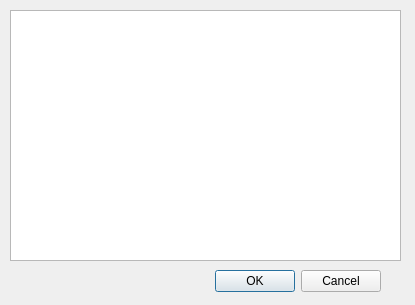
Old version of the form Suntec/QgisPyPlugin/NearestFeature/show_image_dialog_base.ui in the repository 15831944/tphProjects.
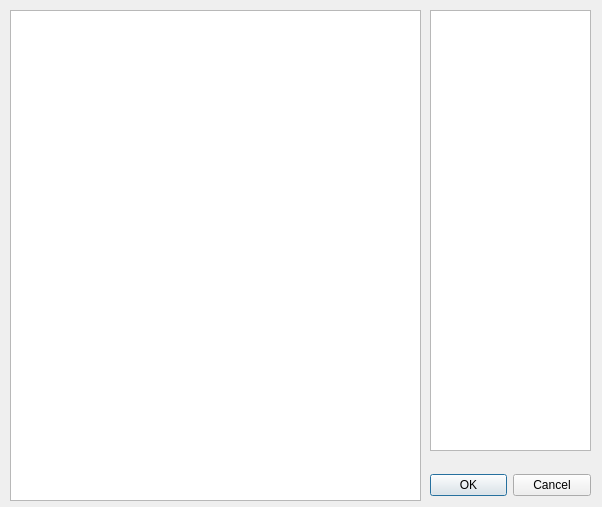
New version of the form.

What changed in the file:
```diff
--- a/Suntec/QgisPyPlugin/NearestFeature/show_image_dialog_base.ui
+++ b/Suntec/QgisPyPlugin/NearestFeature/show_image_dialog_base.ui
@@ -6,8 +6,8 @@
    <rect>
     <x>0</x>
     <y>0</y>
-    <width>415</width>
-    <height>305</height>
+    <width>602</width>
+    <height>507</height>
    </rect>
   </property>
   <property name="windowTitle">
@@ -16,10 +16,10 @@
   <widget class="QSplitter" name="splitter">
    <property name="geometry">
     <rect>
-     <x>50</x>
-     <y>270</y>
-     <width>331</width>
-     <height>23</height>
+     <x>430</x>
+     <y>470</y>
+     <width>161</width>
+     <height>31</height>
     </rect>
    </property>
    <property name="orientation">
@@ -39,11 +39,24 @@
     <rect>
      <x>10</x>
      <y>10</y>
-     <width>391</width>
-     <height>251</height>
+     <width>411</width>
+     <height>491</height>
     </rect>
    </property>
   </widget>
+  <widget class="QTextEdit" name="textEditFeatureInfo">
+   <property name="geometry">
+    <rect>
+     <x>430</x>
+     <y>10</y>
+     <width>161</width>
+     <height>441</height>
+    </rect>
+   </property>
+   <property name="readOnly">
+    <bool>true</bool>
+   </property>
+  </widget>
  </widget>
  <resources/>
  <connections>
```
